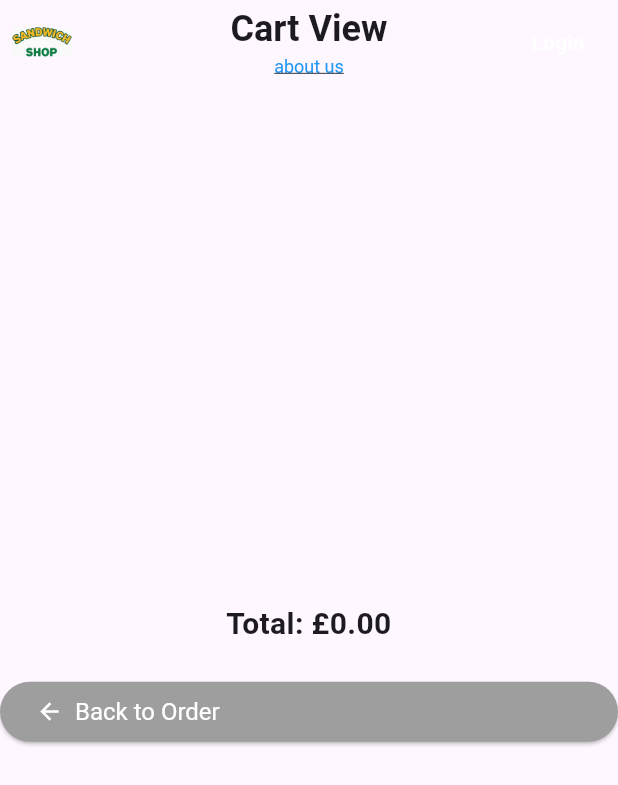
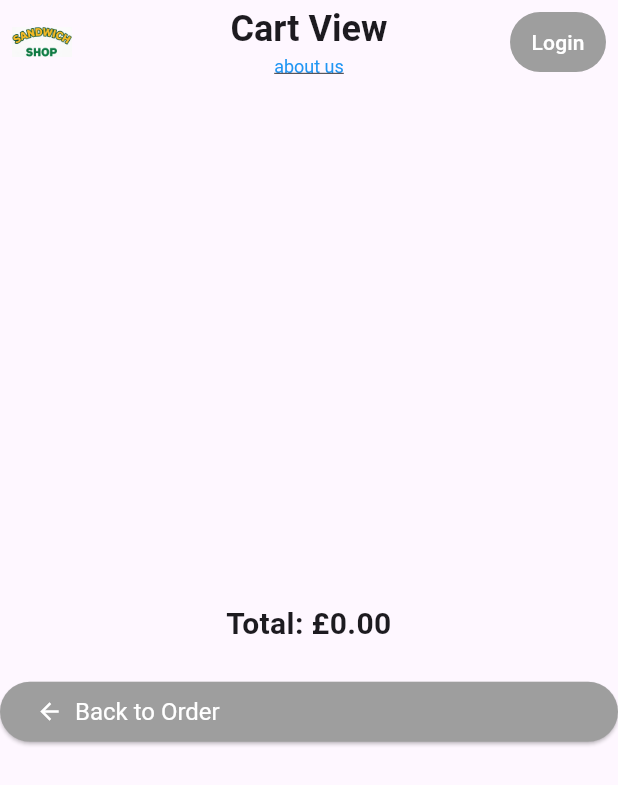
Before and after one commit to alcajuice/sandwich_shop-6, a Flutter app: the CartScreen screen opened directly with empty values, on a phone screen of 412 x 824 dp. Shown: the top 785 px of the screen. Run offline on Flutter 3.47's test engine with Material 3 defaults, Android fonts, the phone set to English and light mode, and no system bars.

Commit message:
update button color

```diff
--- a/lib/views/cart_screen.dart
+++ b/lib/views/cart_screen.dart
@@ -237,6 +237,11 @@ class _CartScreenState extends State<CartScreen> {
           Padding(
             padding: const EdgeInsets.only(right: 8.0),
             child: TextButton(
+              style: TextButton.styleFrom(
+                backgroundColor: Colors.grey,
+                foregroundColor: Colors.white,
+                padding: const EdgeInsets.symmetric(horizontal: 12.0),
+              ),
               onPressed: () async {
                 await Navigator.push(
                   context,
@@ -245,9 +250,7 @@ class _CartScreenState extends State<CartScreen> {
                 setState(() {});
               },
               child: Text(
-                Auth.instance.isLoggedIn ? Auth.instance.username! : 'Login',
-                style: const TextStyle(color: Colors.white),
-              ),
+                  Auth.instance.isLoggedIn ? Auth.instance.username! : 'Login'),
             ),
           ),
         ],
```
Also changed, not shown: lib/views/checkout_screen.dart (+6 -3 lines), lib/views/order_screen.dart (+6 -3 lines).
